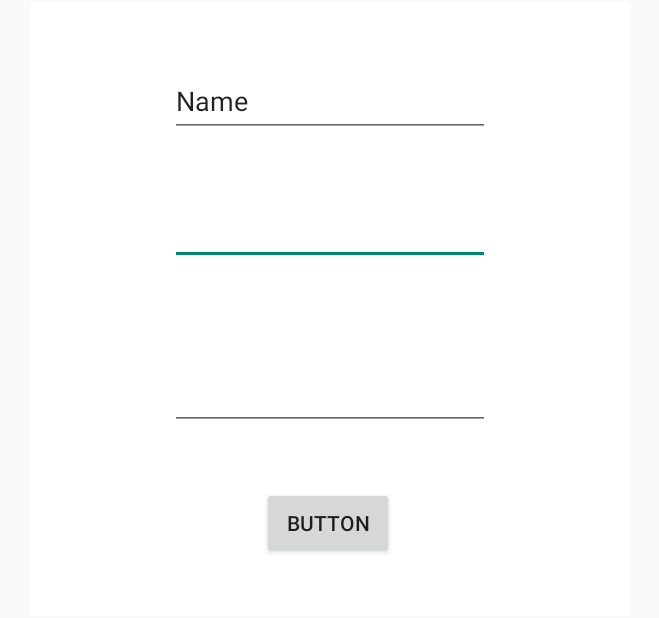
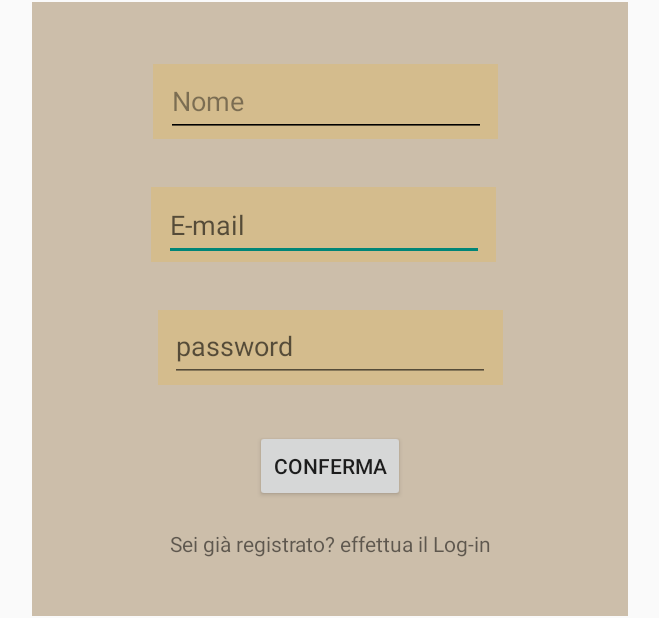
Before and after one commit to Pasquale461/CulturalWealth, an Android app: the registration screen opened directly, with no data from a screen before it, on a phone screen of 824 x 412 dp (held sideways). Shown: the whole screen, without its empty margins (288-947 px from the left). Run offline under Robolectric (Android 15) with nearby library versions, the light colour scheme and no system bars; our stand-ins replace Firebase (no records; nobody signed in at launch, a user with empty details on screens opened directly).

Commit message:
Registrazione utenti su firebase con username, impostazione layout di registrazione e login.

```diff
--- a/app/src/main/res/layout/activity_registration.xml
+++ b/app/src/main/res/layout/activity_registration.xml
@@ -18,63 +18,118 @@
         app:layout_constraintStart_toStartOf="parent"
         app:layout_constraintTop_toTopOf="parent">
 
-        <ImageView
-            android:id="@+id/imageView"
-            android:layout_width="399dp"
-            android:layout_height="0dp"
-            android:contentDescription="descrizione"
-            android:visibility="visible"
+
+        <View
+            android:id="@+id/view4"
+            android:layout_width="397dp"
+            android:layout_height="412dp"
+            android:background="#5E7C5823"
+            app:layout_constraintBaseline_toBaselineOf="parent"
+            app:layout_constraintEnd_toEndOf="parent"
+            app:layout_constraintStart_toStartOf="parent" />
+
+        <View
+            android:id="@+id/containerMail"
+            android:layout_width="230dp"
+            android:layout_height="50dp"
+            android:layout_marginBottom="236dp"
+            android:background="#36EFB425"
             app:layout_constraintBottom_toBottomOf="parent"
-            app:layout_constraintEnd_toEndOf="parent"
-            app:layout_constraintStart_toStartOf="parent"
-            app:layout_constraintTop_toTopOf="parent"
-            app:srcCompat="@android:drawable/screen_background_light" />
+            app:layout_constraintEnd_toEndOf="@+id/view4"
+            app:layout_constraintHorizontal_bias="0.474"
+            app:layout_constraintStart_toStartOf="@+id/view4"
+            app:layout_constraintTop_toBottomOf="@+id/containerName"
+            app:layout_constraintVertical_bias="1.0" />
 
         <EditText
-            android:id="@+id/editTextTextEmailAddress2"
+            android:id="@+id/editTextTextEmailAddress"
             android:layout_width="wrap_content"
             android:layout_height="wrap_content"
-            android:layout_marginBottom="62dp"
             android:ems="10"
+            android:hint="E-mail"
             android:inputType="textEmailAddress"
             android:minHeight="48dp"
-            app:layout_constraintBottom_toTopOf="@+id/editTextTextPassword"
-            app:layout_constraintStart_toStartOf="@+id/editTextTextPersonName" />
+            app:layout_constraintBottom_toBottomOf="@+id/containerMail"
+            app:layout_constraintEnd_toEndOf="@+id/containerMail"
+            app:layout_constraintStart_toStartOf="@+id/containerMail"
+            app:layout_constraintTop_toTopOf="@+id/containerMail" />
+
+        <View
+            android:id="@+id/containerName"
+            android:layout_width="230dp"
+            android:layout_height="50dp"
+            android:layout_marginTop="41dp"
+            android:layout_marginBottom="260dp"
+            android:background="#36EFB425"
+            app:layout_constraintBottom_toTopOf="@+id/testologin"
+            app:layout_constraintEnd_toEndOf="@+id/view4"
+            app:layout_constraintHorizontal_bias="0.483"
+            app:layout_constraintStart_toStartOf="@+id/view4"
+            app:layout_constraintTop_toTopOf="parent" />
+
+        <EditText
+            android:id="@+id/editTextTextPersonName"
+            android:layout_width="wrap_content"
+            android:layout_height="wrap_content"
+            android:backgroundTint="#000000"
+            android:ems="10"
+            android:hint="Nome"
+            android:inputType="textPersonName"
+            android:minHeight="48dp"
+            android:textColor="#FFFFFF"
+            android:textColorHighlight="#FFFFFF"
+            android:textColorHint="#6B000000"
+            app:layout_constraintBottom_toBottomOf="@+id/containerName"
+            app:layout_constraintEnd_toEndOf="@+id/containerName"
+            app:layout_constraintStart_toStartOf="@+id/containerName"
+            app:layout_constraintTop_toTopOf="@+id/containerName"
+            app:layout_constraintVertical_bias="0.528" />
+
+        <View
+            android:id="@+id/containerPassword"
+            android:layout_width="230dp"
+            android:layout_height="50dp"
+            android:layout_marginTop="32dp"
+            android:background="#36EFB425"
+            app:layout_constraintEnd_toEndOf="@+id/view4"
+            app:layout_constraintStart_toStartOf="@+id/view4"
+            app:layout_constraintTop_toBottomOf="@+id/containerMail" />
 
         <EditText
             android:id="@+id/editTextTextPassword"
             android:layout_width="wrap_content"
             android:layout_height="wrap_content"
-            android:layout_marginBottom="124dp"
             android:ems="10"
+            android:hint="password"
             android:inputType="textPassword"
             android:minHeight="48dp"
-            app:layout_constraintBottom_toBottomOf="parent"
-            app:layout_constraintStart_toStartOf="@+id/editTextTextEmailAddress2" />
-
-        <EditText
-            android:id="@+id/editTextTextPersonName"
-            android:layout_width="wrap_content"
-            android:layout_height="wrap_content"
-            android:ems="10"
-            android:inputType="textPersonName"
-            android:minHeight="48dp"
-            android:text="Name"
-            app:layout_constraintBottom_toTopOf="@+id/editTextTextEmailAddress2"
-            app:layout_constraintEnd_toEndOf="parent"
-            app:layout_constraintStart_toStartOf="parent"
-            app:layout_constraintTop_toTopOf="@+id/imageView"
-            app:layout_constraintVertical_bias="0.528" />
+            app:layout_constraintBottom_toBottomOf="@+id/containerPassword"
+            app:layout_constraintEnd_toEndOf="@+id/containerPassword"
+            app:layout_constraintHorizontal_bias="0.481"
+            app:layout_constraintStart_toStartOf="@+id/containerPassword"
+            app:layout_constraintTop_toTopOf="@+id/containerPassword"
+            app:layout_constraintVertical_bias="0.0" />
 
         <Button
             android:id="@+id/confirm"
             android:layout_width="wrap_content"
             android:layout_height="wrap_content"
-            android:layout_marginStart="61dp"
-            android:text="Button"
-            app:layout_constraintBottom_toBottomOf="@+id/imageView"
-            app:layout_constraintStart_toStartOf="@+id/editTextTextPassword"
+            android:layout_marginTop="32dp"
+            android:text="Conferma"
+            app:layout_constraintEnd_toEndOf="@+id/view4"
+            app:layout_constraintStart_toStartOf="@+id/view4"
             app:layout_constraintTop_toBottomOf="@+id/editTextTextPassword" />
+
+        <TextView
+            android:id="@+id/testologin"
+            android:layout_width="wrap_content"
+            android:layout_height="wrap_content"
+            android:layout_marginBottom="39dp"
+            android:text="Sei già registrato? effettua il Log-in"
+            app:layout_constraintBottom_toBottomOf="parent"
+            app:layout_constraintEnd_toEndOf="@+id/view4"
+            app:layout_constraintStart_toStartOf="@+id/view4"
+            app:layout_constraintTop_toBottomOf="@+id/containerName" />
 
 
     </androidx.constraintlayout.widget.ConstraintLayout>
```
Also changed, not shown: app/src/main/java/it/uniba/dib/sms222316/registration.java (+30 -13 lines), app/src/main/res/layout/activity_login.xml (+62 -14 lines).
